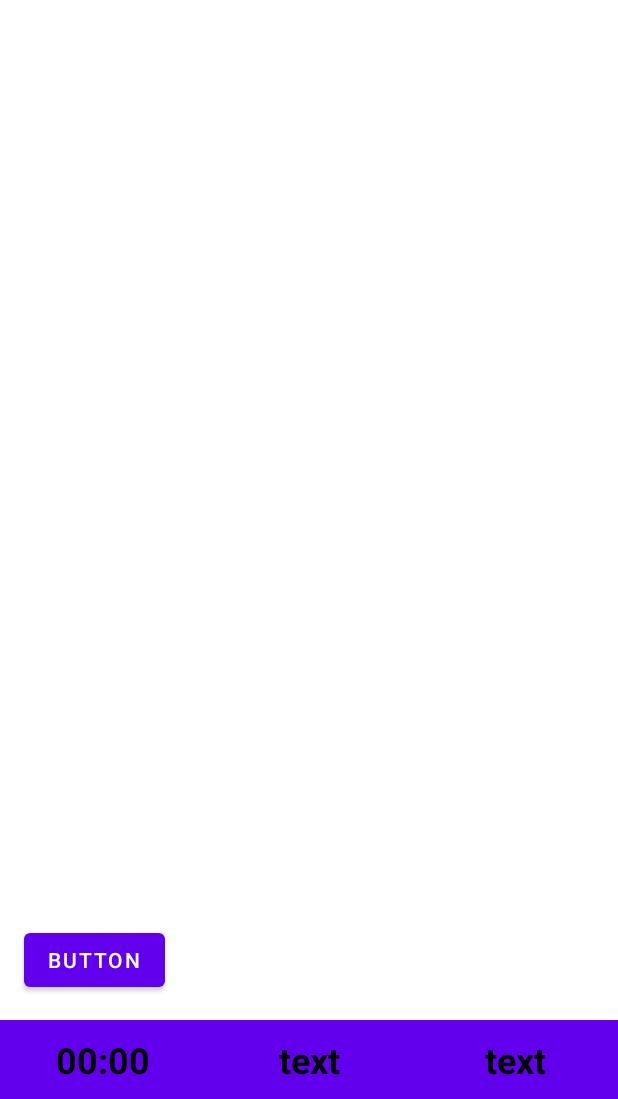
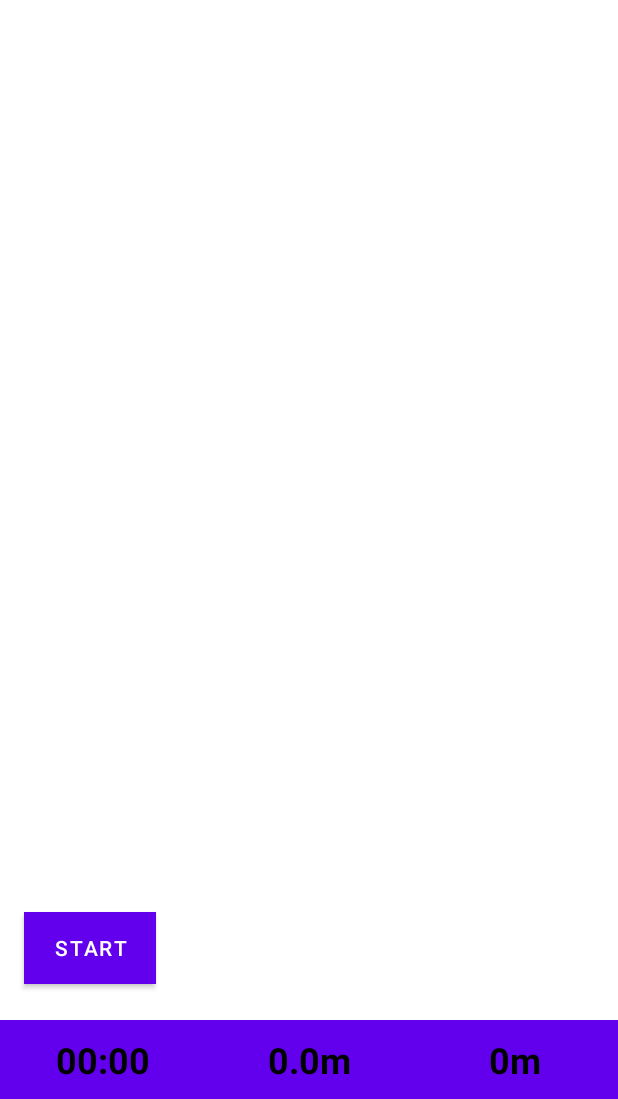
Before and after one commit to ddekiru/Android_GPS_tracking_app, an Android app: the screen it shows after launch (MapsActivity), on a phone screen of 412 x 824 dp, the part 137-1236 px from its top. Run offline under Robolectric (Android 15) with nearby library versions, the phone set to English and light mode, and no system bars.

Commit message:
buton nou

```diff
--- a/app/src/main/java/com/example/monitorizaretraseu/Distanta.java
+++ b/app/src/main/java/com/example/monitorizaretraseu/Distanta.java
@@ -22,7 +22,9 @@ public class Distanta {
             loc2.setLongitude(puncte.get(puncte.size()-1).longitude);
 
             distanta += loc1.distanceTo(loc2);
-            return String.valueOf(distanta);
+            //String ok = "%.1f", 3.25;
+
+            return String.valueOf(distanta) + "m";
 
         } else {
             for(int i=0; i < puncte.size()-1; i++) {
@@ -37,7 +39,7 @@ public class Distanta {
                 distanta += loc1.distanceTo(loc2);
 
             }
-            return String.valueOf(distanta);
+            return String.valueOf(distanta) + "m";
         }
 
     }
--- a/app/src/main/java/com/example/monitorizaretraseu/MapsActivity.java
+++ b/app/src/main/java/com/example/monitorizaretraseu/MapsActivity.java
@@ -46,15 +46,15 @@ public class MapsActivity extends AppCompatActivity implements OnMapReadyCallbac
     private static final int SOLICITA_PERMISIUNE_DE_LOCALIZARE = 1;
     public GoogleMap harta;
     private ArrayList<LatLng> puncte;
-    double latitudine;
-    double longitudine;
-    String provider;
+    private double latitudine;
+    private double longitudine;
+    private String provider;
     private Distanta calc = new Distanta();
-    TextView distanta;
-    TextView altitudine;
-    Marker marker = null;
-    Marker poiMarker = null;
-    Chronometer cronometru;
+    private TextView distanta;
+    private TextView altitudine;
+    private Marker marker = null;
+    private Marker poiMarker = null;
+    private Chronometer cronometru;
     private boolean start = false;
     private Polyline linie;
 
@@ -66,7 +66,6 @@ public class MapsActivity extends AppCompatActivity implements OnMapReadyCallbac
         setContentView(R.layout.activity_maps2);
 
         cronometru = (Chronometer) findViewById(R.id.cronometru);
-
         distanta = findViewById(R.id.distanta);
         altitudine = findViewById(R.id.altitudine);
 
--- a/app/src/main/res/layout/activity_maps2.xml
+++ b/app/src/main/res/layout/activity_maps2.xml
@@ -22,9 +22,12 @@
         android:layout_width="wrap_content"
         android:layout_height="wrap_content"
         android:layout_marginStart="16dp"
-        android:layout_marginBottom="16dp"
-        android:text="Button"
+        android:layout_marginBottom="24dp"
+        android:background="@color/orange"
+        android:backgroundTint="#FF9800"
         android:onClick="start"
+        android:text="Start"
+        app:iconTint="#FF9800"
         app:layout_constraintBottom_toTopOf="@+id/cronometru"
         app:layout_constraintStart_toStartOf="parent" />
 
@@ -78,5 +81,4 @@
         app:layout_constraintTop_toBottomOf="@+id/include" />
 
 
-
 </androidx.constraintlayout.widget.ConstraintLayout>
--- a/app/src/main/res/values/strings.xml
+++ b/app/src/main/res/values/strings.xml
@@ -7,7 +7,7 @@
     <string name="terrain_map">Teren</string>
     <string name="dropped_pin">Marcaj</string>
     <string name="distanta">Distanta</string>
-    <string name="cronometru_text">text</string>
-    <string name="distanta_text">text</string>
-    <string name="altitudine_text">text</string>
+    <string name="cronometru_text">00:00</string>
+    <string name="distanta_text">0.0m</string>
+    <string name="altitudine_text">0m</string>
 </resources>
```
